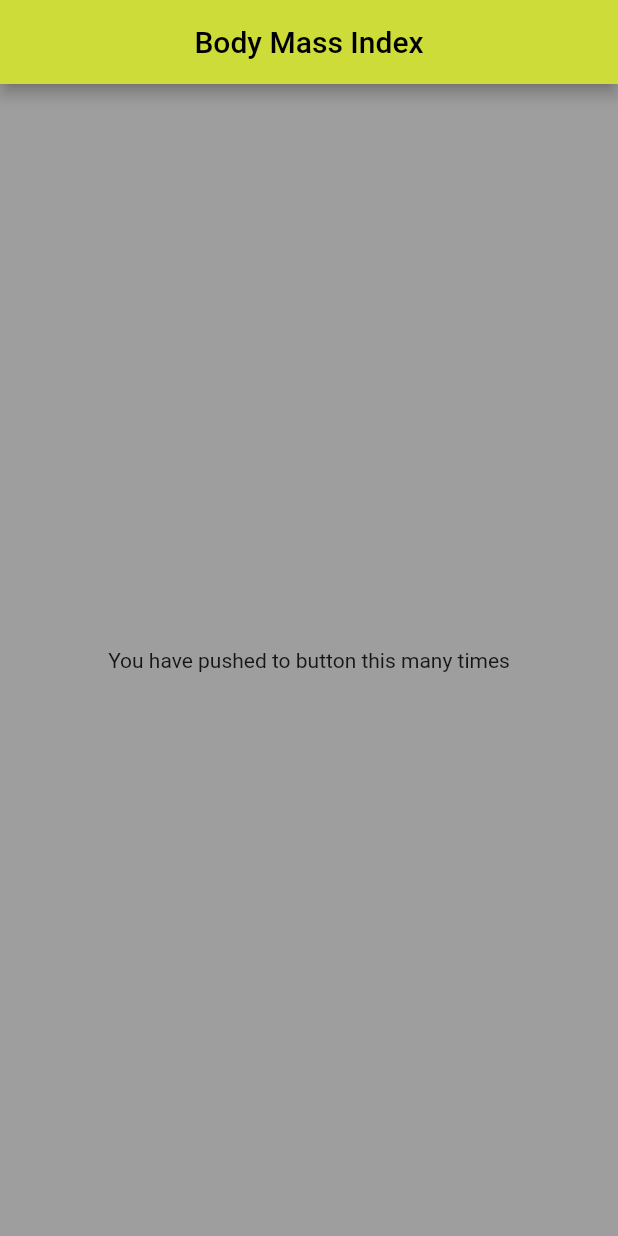
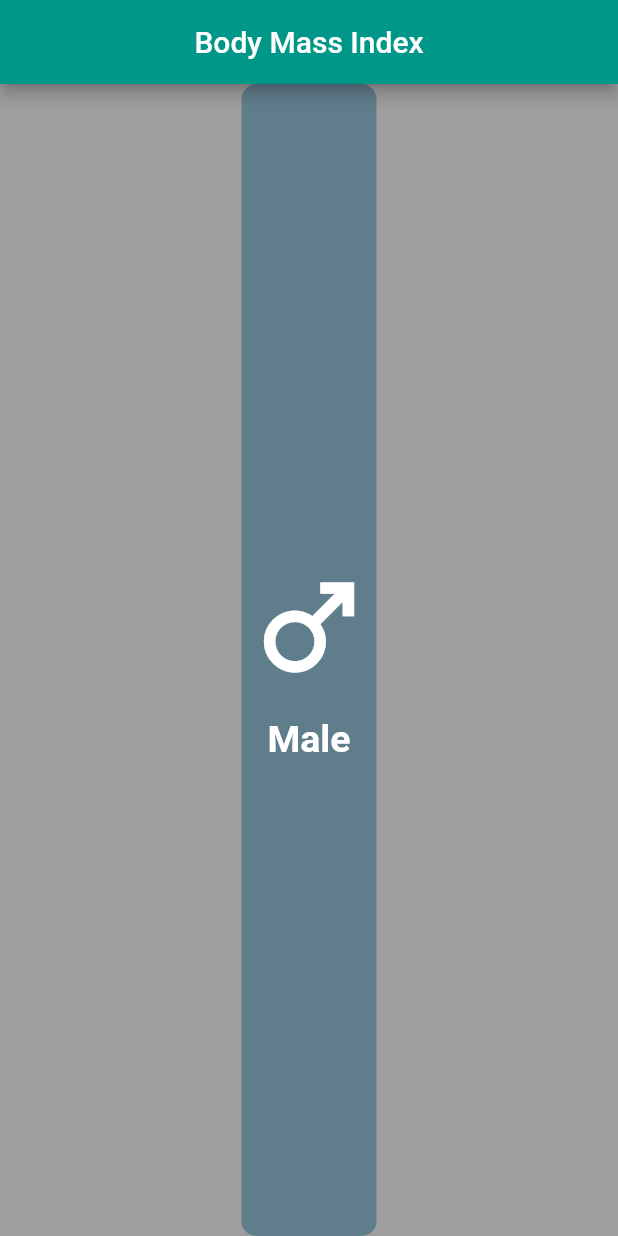
Before and after one commit to HowkMii/body-mass-index-calculator, a Flutter app: the screen it shows after launch, on a phone screen of 412 x 824 dp. Run offline on Flutter 3.47's test engine with Material 2 defaults, Android fonts, the phone set to English and light mode, and no system bars.

```diff
--- a/lib/home.dart
+++ b/lib/home.dart
@@ -1,5 +1,9 @@
+
+
+
 
 import 'package:flutter/material.dart';
+
 
 class MyHomePage extends StatefulWidget {
   const MyHomePage({Key? key,}) : super(key: key);
@@ -10,6 +14,11 @@ class MyHomePage extends StatefulWidget {
 }
 
 class _MyHomePageState extends State<MyHomePage> {
+  bool isMale = true;
+  double heightVal=170;
+  int weight = 55;
+  int age =180;
+
   @override
   Widget build(BuildContext context) {
     return Scaffold(
@@ -18,13 +27,29 @@ class _MyHomePageState extends State<MyHomePage> {
       ),
       body: SafeArea(
         child: Center(
-          child: Column(
-            mainAxisAlignment: MainAxisAlignment.center,
-            children: const <Widget>[
-              Text('You have pushed to button this many times'),
-            ],
+          child: Expanded(
+            child:GestureDetector(
+              onTap: (){
+                setState(() {
 
+                });
+              },
+              child: Container(
+                decoration: BoxDecoration(
+                  borderRadius: BorderRadius.circular(10),color: Colors.blueGrey
+                ),
+                child: Column(
+                  mainAxisAlignment: MainAxisAlignment.center,
+                  children: [
+                    const Icon(Icons.male),
+                    const SizedBox(height: 15,),
+                    Text('Male',style: TextStyle(fontSize: 25,fontWeight: FontWeight.bold, color: Colors.white))
+                  ],
+                ),
+              ),
+            ) ,
           ),
+
         ),
       ),// This trailing comma makes auto-formatting nicer for build methods.
     );
--- a/lib/main.dart
+++ b/lib/main.dart
@@ -15,10 +15,11 @@ class MyApp extends StatelessWidget {
       debugShowCheckedModeBanner: false,
       title: 'Body Mass Index Calculator',
       theme: ThemeData(
-        textTheme: TextTheme(
+        iconTheme: const IconThemeData(color:Colors.white,size: 90 ),
+        textTheme: const TextTheme(
           headline2: TextStyle(fontSize: 34,fontWeight: FontWeight.bold, color: Colors.white),
         ),
-        primarySwatch: Colors.lime,
+        primarySwatch: Colors.teal,
         canvasColor: Colors.black38
       ),
 
```
